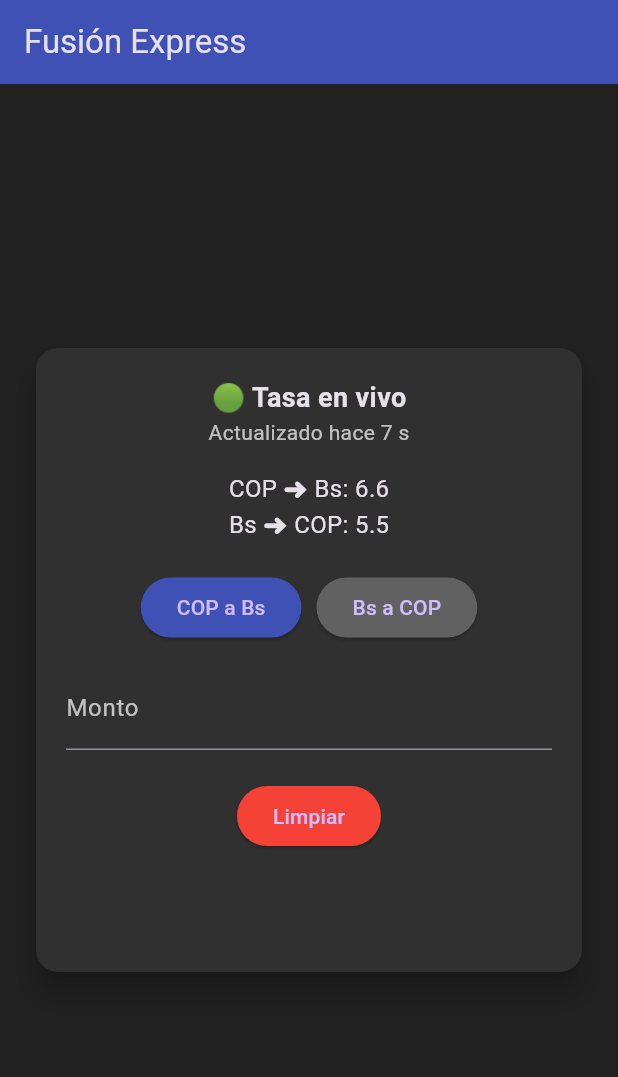
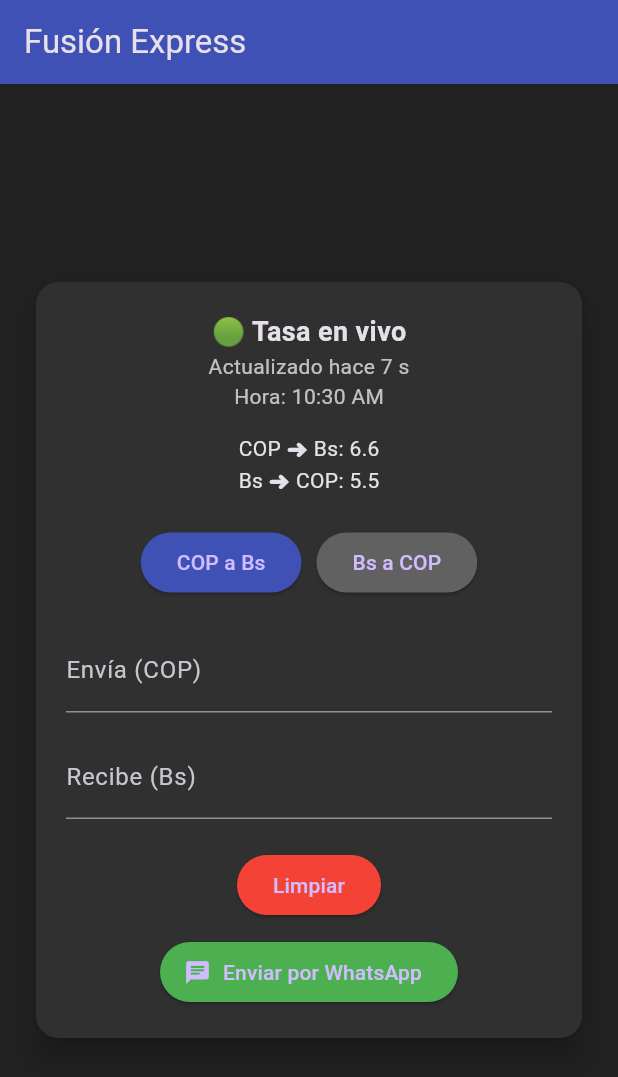
Before and after one commit to alexanderjgp02-arch/fusion-express, a Flutter app: the screen it shows after launch, on a phone screen of 412 x 824 dp. Shown: the top 1077 px of the screen. Run offline on Flutter 3.47's test engine with Material 3 defaults, Android fonts, the light colour scheme and no system bars; network calls fail.

Commit message:
Agregué hora al mensaje de WhatsApp

```diff
--- a/lib/main.dart
+++ b/lib/main.dart
@@ -3,6 +3,8 @@ import 'package:http/http.dart' as http;
 import 'package:flutter/material.dart';
 import 'package:intl/intl.dart';
 import 'dart:async';
+import 'package:url_launcher/url_launcher.dart';
+
 
 void main() {
   runApp(const FussionExpressApp());
@@ -29,8 +31,42 @@ class CalculadoraScreen extends StatefulWidget {
 }
 
 class _CalculadoraScreenState extends State<CalculadoraScreen> {
+  String horaActualizacion = "";
+  Future<void> enviarWhatsApp() async {
+  String hora = DateFormat('hh:mm a').format(DateTime.now());
+  String monedaEnvia = _tipoOperacion == "COP a Bs" ? "COP" : "Bs";
+  String monedaRecibe = _tipoOperacion == "COP a Bs" ? "Bs" : "COP";
 
-  final TextEditingController _montoController = TextEditingController();
+  String envia = _formatter.format(
+      int.parse(_enviaController.text.replaceAll('.', '')));
+
+  String recibe = _formatter.format(
+      int.parse(_recibeController.text.replaceAll('.', '')));
+
+  String tasaUsada = _tipoOperacion == "COP a Bs"
+      ? tasaCopABs.toString()
+      : tasaBsACop.toString();
+
+  String mensaje = """
+Hola, quiero realizar este cambio:
+
+Envio: $envia $monedaEnvia
+Recibo: $recibe $monedaRecibe
+Tasa ${monedaEnvia}→${monedaRecibe}: $tasaUsada
+Hora: $hora
+""";
+
+  final url = Uri.parse(
+    "https://wa.me/584126145680?text=${Uri.encodeComponent(mensaje)}"
+  );
+
+  if (await canLaunchUrl(url)) {
+    await launchUrl(url);
+  }
+}
+
+  final TextEditingController _enviaController = TextEditingController();
+  final TextEditingController _recibeController = TextEditingController();
 
   double tasaCopABs = 6.6;
   double tasaBsACop = 5.5;
@@ -38,10 +74,11 @@ class _CalculadoraScreenState extends State<CalculadoraScreen> {
   DateTime ultimaActualizacion = DateTime.now();
   int segundosDesdeActualizacion = 0;
 
-  String _resultado = "";
   String _tipoOperacion = "COP a Bs";
 
   final NumberFormat _formatter = NumberFormat("#,###", "es_ES");
+
+  bool _actualizando = false;
 
   @override
   void initState() {
@@ -57,27 +94,23 @@ class _CalculadoraScreenState extends State<CalculadoraScreen> {
       setState(() {
         segundosDesdeActualizacion =
             DateTime.now().difference(ultimaActualizacion).inSeconds;
+            horaActualizacion = DateFormat('hh:mm a').format(DateTime.now());
       });
     });
   }
 
   Future<void> cargarTasas() async {
-
     try {
-
       final url = Uri.parse(
-        "https://docs.google.com/spreadsheets/d/1WksYIbs2K9x9JPvuT1qypJnhZr3Pgo1B2BfjC4GvgEc/gviz/tq?tqx=out:json"
-      );
+          "https://docs.google.com/spreadsheets/d/1WksYIbs2K9x9JPvuT1qypJnhZr3Pgo1B2BfjC4GvgEc/gviz/tq?tqx=out:json");
 
       final response = await http.get(url);
 
       String data = response.body;
-
       data = data.substring(47);
       data = data.substring(0, data.length - 2);
 
       final jsonData = json.decode(data);
-
       final rows = jsonData["table"]["rows"];
 
       setState(() {
@@ -87,41 +120,80 @@ class _CalculadoraScreenState extends State<CalculadoraScreen> {
         ultimaActualizacion = DateTime.now();
         segundosDesdeActualizacion = 0;
       });
-
     } catch (e) {
       print("Error cargando tasas: $e");
     }
   }
 
-  void _limpiar() {
-    setState(() {
-      _montoController.clear();
-      _resultado = "";
-    });
+ void calcularDesdeEnvia(String value) {
+
+  if (_actualizando) return;
+
+  _actualizando = true;
+
+  String clean = value.replaceAll('.', '');
+  double monto = double.tryParse(clean) ?? 0;
+
+  double resultado;
+
+  if (_tipoOperacion == "COP a Bs") {
+    resultado = monto / tasaCopABs;
+  } else {
+    resultado = monto * tasaBsACop;
   }
 
-  void _calcular() {
-    setState(() {
+  String formatted = _formatter.format(resultado.round());
 
-      String montoRaw = _montoController.text.replaceAll('.', '');
-      double monto = double.tryParse(montoRaw) ?? 0;
+  _recibeController.value = TextEditingValue(
+    text: formatted,
+    selection: TextSelection.collapsed(offset: formatted.length),
+  );
 
-      double total;
+  _actualizando = false;
+}
+
+  void calcularDesdeRecibe(String value) {
+
+  if (_actualizando) return;
+
+  _actualizando = true;
+
+  String clean = value.replaceAll('.', '');
+  double monto = double.tryParse(clean) ?? 0;
+
+  double resultado;
 
   if (_tipoOperacion == "COP a Bs") {
-        total = monto / tasaCopABs;
+    resultado = monto * tasaCopABs;
   } else {
-        total = monto * tasaBsACop;
+    resultado = monto / tasaBsACop;
   }
 
-      _resultado =
-          "${_formatter.format(total.round())} ${_tipoOperacion == "COP a Bs" ? 'Bs' : 'COP'}";
+  String formatted = _formatter.format(resultado.round());
 
+  _enviaController.value = TextEditingValue(
+    text: formatted,
+    selection: TextSelection.collapsed(offset: formatted.length),
+  );
+
+  _actualizando = false;
+}
+
+  void limpiar() {
+    setState(() {
+      _enviaController.clear();
+      _recibeController.clear();
     });
+
+
   }
 
   @override
   Widget build(BuildContext context) {
+
+    String monedaEnvia = _tipoOperacion == "COP a Bs" ? "COP" : "Bs";
+    String monedaRecibe = _tipoOperacion == "COP a Bs" ? "Bs" : "COP";
+
     return Scaffold(
       appBar: AppBar(
         title: const Text("Fusión Express"),
@@ -146,25 +218,23 @@ class _CalculadoraScreenState extends State<CalculadoraScreen> {
 
                     const Text(
                       "🟢 Tasa en vivo",
-                      style: TextStyle(fontSize: 18, fontWeight: FontWeight.bold),
+                      style:
+                          TextStyle(fontSize: 18, fontWeight: FontWeight.bold),
                     ),
 
                     Text(
                       "Actualizado hace $segundosDesdeActualizacion s",
                       style: const TextStyle(color: Colors.white70),
                     ),
+                     Text(
+                       "Hora: $horaActualizacion",
+                         style: const TextStyle(color: Colors.white70),
+                     ),
 
                     const SizedBox(height: 15),
 
-                    Text(
-                      "COP ➜ Bs: $tasaCopABs",
-                      style: const TextStyle(fontSize: 16),
-                    ),
-
-                    Text(
-                      "Bs ➜ COP: $tasaBsACop",
-                      style: const TextStyle(fontSize: 16),
-                    ),
+                    Text("COP ➜ Bs: $tasaCopABs"),
+                    Text("Bs ➜ COP: $tasaBsACop"),
 
                     const SizedBox(height: 20),
 
@@ -181,6 +251,7 @@ class _CalculadoraScreenState extends State<CalculadoraScreen> {
                           onPressed: () {
                             setState(() {
                               _tipoOperacion = "COP a Bs";
+                              limpiar();
                             });
                           },
                           child: const Text("COP a Bs"),
@@ -197,6 +268,7 @@ class _CalculadoraScreenState extends State<CalculadoraScreen> {
                           onPressed: () {
                             setState(() {
                               _tipoOperacion = "Bs a COP";
+                              limpiar();
                             });
                           },
                           child: const Text("Bs a COP"),
@@ -204,66 +276,93 @@ class _CalculadoraScreenState extends State<CalculadoraScreen> {
                       ],
                     ),
 
-                    const SizedBox(height: 15),
+                    const SizedBox(height: 20),
 
                     TextField(
-                      controller: _montoController,
+  controller: _enviaController,
   keyboardType: TextInputType.number,
-                      style: const TextStyle(color: Colors.white),
-                      decoration: const InputDecoration(
-                        labelText: 'Monto',
-                        labelStyle: TextStyle(color: Colors.white70),
+  decoration: InputDecoration(
+    labelText: "Envía ($monedaEnvia)",
   ),
   onChanged: (value) {
 
-                        if (value.isEmpty) return;
+    if (value.isEmpty) {
+      calcularDesdeEnvia(value);
+      return;
+    }
 
     String clean = value.replaceAll('.', '');
 
     if (clean.isNotEmpty) {
 
-                          String formatted =
-                              _formatter.format(int.parse(clean));
+      String formatted = _formatter.format(int.parse(clean));
 
-                          if (value != formatted) {
+      if (formatted != value) {
 
-                            _montoController.value = TextEditingValue(
+        _enviaController.value = TextEditingValue(
           text: formatted,
-                              selection: TextSelection.collapsed(
-                                  offset: formatted.length),
+          selection: TextSelection.collapsed(offset: formatted.length),
         );
       }
     }
-                        _calcular();
+
+    calcularDesdeEnvia(_enviaController.text);
+  },
+),
+
+                    const SizedBox(height: 15),
+
+                    TextField(
+  controller: _recibeController,
+  keyboardType: TextInputType.number,
+  decoration: InputDecoration(
+    labelText: "Recibe ($monedaRecibe)",
+  ),
+  onChanged: (value) {
+
+    if (value.isEmpty) {
+      calcularDesdeRecibe(value);
+      return;
+    }
+
+    String clean = value.replaceAll('.', '');
+
+    if (clean.isNotEmpty) {
+
+      String formatted = _formatter.format(int.parse(clean));
+
+      if (formatted != value) {
+
+        _recibeController.value = TextEditingValue(
+          text: formatted,
+          selection: TextSelection.collapsed(offset: formatted.length),
+        );
+      }
+    }
+
+    calcularDesdeRecibe(_recibeController.text);
   },
 ),
 
                     const SizedBox(height: 20),
 
-                    Row(
-                      mainAxisAlignment: MainAxisAlignment.spaceEvenly,
-                      children: [
-
                     ElevatedButton(
-                          onPressed: _limpiar,
-                          style: ElevatedButton.styleFrom(
-                            backgroundColor: Colors.red,
-                          ),
+                      onPressed: limpiar,
+                      style:
+                          ElevatedButton.styleFrom(backgroundColor: Colors.red),
                       child: const Text("Limpiar"),
                      ),
-                      ],
-                    ),
 
-                    const SizedBox(height: 20),
+                      const SizedBox(height: 10),
 
-                    Text(
-                      _resultado,
-                      style: const TextStyle(
-                        fontSize: 28,
-                        fontWeight: FontWeight.bold,
+ElevatedButton.icon(
+  onPressed: enviarWhatsApp,
+  icon: const Icon(Icons.chat),
+  label: const Text("Enviar por WhatsApp"),
+  style: ElevatedButton.styleFrom(
+    backgroundColor: Colors.green,
   ),
 ),
-
                   ],
                 ),
               ),
--- a/pubspec.yaml
+++ b/pubspec.yaml
@@ -12,6 +12,7 @@ dependencies:
   intl: ^0.19.0
   cupertino_icons: ^1.0.8
   http: ^1.1.0
+  url_launcher: ^6.2.5
 
 dev_dependencies:
   flutter_test:
```
Also changed, not shown: pubspec.lock, 5 other files. Lines whose indentation alone changed are shown as unchanged.
